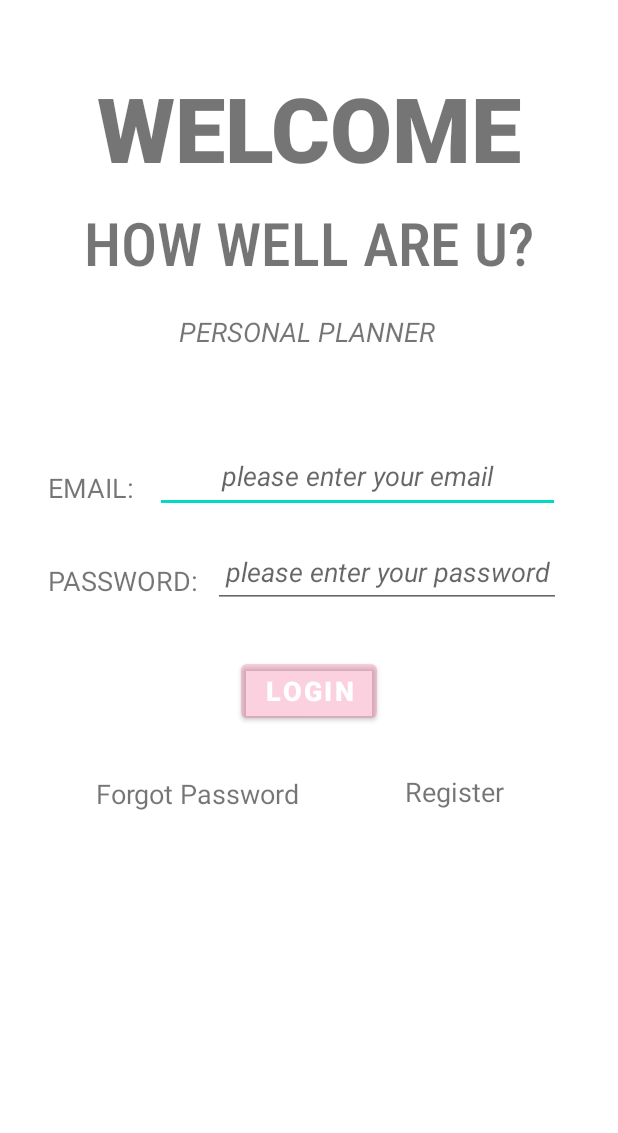
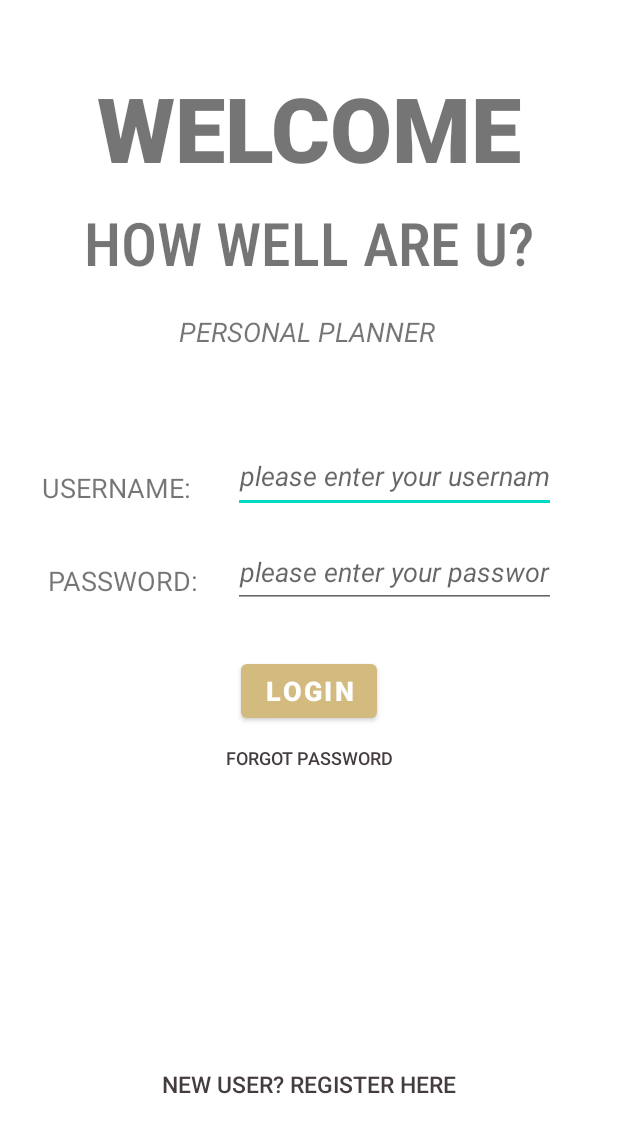
Before and after one commit to Incognito-Five/HWRU, an Android app: the layout activity_main.xml on its own in the app's theme, with its tools: preview values and no code run, on a phone screen of 412 x 824 dp. Shown: the top 1133 px of the screen. Run offline under Robolectric (Android 15) with nearby library versions, the phone set to English and light mode, and no system bars.

Commit message:
updated Login

```diff
--- a/MyApplication2/app/src/main/java/com/example/myapplication1/RegistrationPage.java
+++ b/MyApplication2/app/src/main/java/com/example/myapplication1/RegistrationPage.java
@@ -61,5 +61,13 @@ public class RegistrationPage extends AppCompatActivity {
                 }
             }
         });
+
+        login.setOnClickListener(new View.OnClickListener() {
+            @Override
+            public void onClick(View v) {
+                Intent intent = new Intent(getApplicationContext(), MainActivity.class);
+                startActivity(intent);
+            }
+        });
     }
 }
--- a/MyApplication2/app/src/main/res/layout/activity_main.xml
+++ b/MyApplication2/app/src/main/res/layout/activity_main.xml
@@ -55,10 +55,10 @@
         app:layout_constraintVertical_bias="0.261" />
 
     <TextView
-        android:id="@+id/lbl_email"
+        android:id="@+id/lbl_username"
         android:layout_width="wrap_content"
         android:layout_height="wrap_content"
-        android:text="@string/email"
+        android:text="@string/username_"
         android:textSize="18sp"
         android:textStyle="normal"
         app:layout_constraintBottom_toBottomOf="parent"
@@ -76,20 +76,20 @@
         app:layout_constraintGuide_begin="20dp" />
 
     <EditText
-        android:id="@+id/txt_email"
-        android:layout_width="270dp"
+        android:id="@+id/txt_username"
+        android:layout_width="215dp"
         android:layout_height="49dp"
         android:layout_gravity="center_horizontal"
         android:autofillHints=""
         android:ems="10"
-        android:hint="@string/please_enter_your_email"
+        android:hint="@string/please_enter_your_username"
         android:inputType="text|textEmailAddress"
         android:textAlignment="center"
         android:textSize="18sp"
         android:textStyle="italic"
         android:visibility="visible"
         app:layout_constraintBottom_toBottomOf="parent"
-        app:layout_constraintHorizontal_bias="0.726"
+        app:layout_constraintHorizontal_bias="0.790"
         app:layout_constraintLeft_toLeftOf="parent"
         app:layout_constraintRight_toRightOf="parent"
         app:layout_constraintTop_toTopOf="parent"
@@ -111,7 +111,7 @@
 
     <EditText
         android:id="@+id/txt_pw"
-        android:layout_width="232dp"
+        android:layout_width="215dp"
         android:layout_height="47dp"
         android:layout_gravity="center_horizontal"
         android:autofillHints=""
@@ -138,7 +138,7 @@
         android:textAlignment="center"
         android:textSize="18sp"
         android:textStyle="bold"
-        app:backgroundTint="#34E91E63"
+        app:backgroundTint="#D3BA7F"
         app:layout_constraintBottom_toBottomOf="parent"
         app:layout_constraintLeft_toLeftOf="parent"
         app:layout_constraintRight_toRightOf="parent"
@@ -147,31 +147,33 @@
         tools:ignore="HardcodedText"
         android:layout_gravity="center_horizontal" />
 
-    <TextView
-        android:id="@+id/txt_forg"
+    <Button
+        android:id="@+id/button_forg"
         android:layout_width="wrap_content"
         android:layout_height="wrap_content"
         android:text="@string/forgot_password"
-        android:textSize="18sp"
+        android:textSize="12sp"
+        android:textColor="#443C3E"
+        style="?android:borderlessButtonStyle"
         app:layout_constraintBottom_toBottomOf="parent"
-        app:layout_constraintHorizontal_bias="0.232"
         app:layout_constraintLeft_toLeftOf="parent"
         app:layout_constraintRight_toRightOf="parent"
         app:layout_constraintTop_toTopOf="parent"
-        app:layout_constraintVertical_bias="0.646" />
+        app:layout_constraintVertical_bias="0.620" />
 
-    <TextView
-        android:id="@+id/txt_reg"
+    <Button
+        android:id="@+id/button_reg"
         android:layout_width="wrap_content"
         android:layout_height="wrap_content"
-        android:text="@string/register"
-        android:textSize="18sp"
+        android:text="New user? Register here"
+        android:textSize="15sp"
+        android:textColor="#443C3E"
+        style="?android:borderlessButtonStyle"
         app:layout_constraintBottom_toBottomOf="parent"
-        app:layout_constraintHorizontal_bias="0.78"
         app:layout_constraintLeft_toLeftOf="parent"
         app:layout_constraintRight_toRightOf="parent"
         app:layout_constraintTop_toTopOf="parent"
-        app:layout_constraintVertical_bias="0.645" />
+        app:layout_constraintVertical_bias="0.900" />
 
     <ProgressBar
         android:id="@+id/progressBar2"
--- a/MyApplication2/app/src/main/res/layout/activity_registration_page2.xml
+++ b/MyApplication2/app/src/main/res/layout/activity_registration_page2.xml
@@ -144,7 +144,7 @@
         android:autofillHints=""
         android:ems="10"
         android:hint="please enter your password"
-        android:inputType="text"
+        android:inputType="textPassword"
         android:textAlignment="center"
         android:textSize="18sp"
         android:textStyle="italic"
@@ -179,7 +179,7 @@
         android:autofillHints=""
         android:ems="10"
         android:hint="reenter your password"
-        android:inputType="text"
+        android:inputType="textPassword"
         android:textAlignment="center"
         android:textSize="18sp"
         android:textStyle="italic"
```
